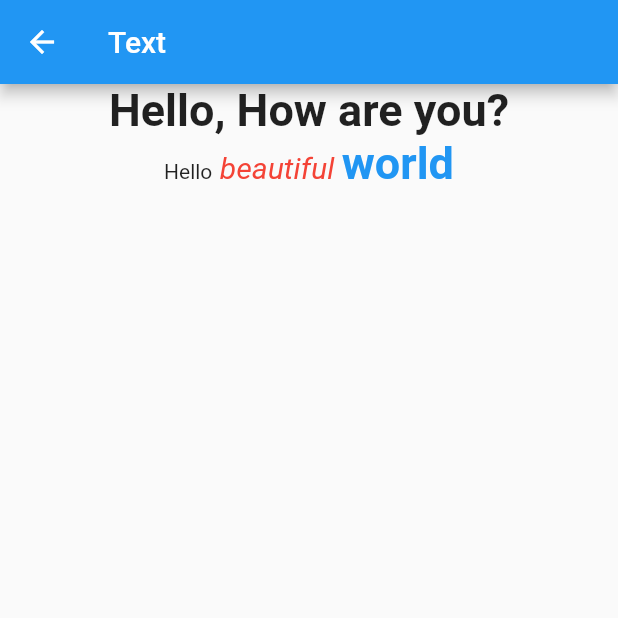
After one commit to OmarDefaoui/flutter_basics, a Flutter app: the TextWidget screen opened directly, on a phone screen of 412 x 824 dp, the top half of it. The commit adds this screen. Run offline on Flutter 3.47's test engine with Material 2 defaults, Android fonts, the phone set to English and light mode, and no system bars; network calls fail.

Commit message:
More widgets

```diff
--- /dev/null
+++ b/lib/basicWidgets/RowWidget.dart
@@ -0,0 +1,60 @@
+import 'package:flutter/material.dart';
+
+class RowWidget extends StatelessWidget {
+  @override
+  Widget build(BuildContext context) {
+    return Scaffold(
+      appBar: AppBar(
+        title: Text("Row"),
+        backgroundColor: Colors.blue,
+      ),
+      body: Container(
+        padding: EdgeInsets.all(10),
+        child: Column(
+          children: <Widget>[
+            Row(
+              children: <Widget>[
+                Expanded(
+                  child: Text('Deliver features faster',
+                      textAlign: TextAlign.center),
+                ),
+                Expanded(
+                  child: Text(
+                    'Craft beautiful UIs',
+                    textAlign: TextAlign.center,
+                  ),
+                ),
+                Expanded(
+                  child: FittedBox(
+                    //the image will fit the container
+                    fit: BoxFit.contain, // otherwise the logo will be tiny
+                    child: const FlutterLogo(),
+                  ),
+                ),
+              ],
+            ),
+            SizedBox(
+              height: 18,
+            ),
+            Column(
+              crossAxisAlignment: CrossAxisAlignment.start,
+              mainAxisSize: MainAxisSize.min,
+              children: <Widget>[
+                Text('We move under cover and we move as one'),
+                Text('Through the night, we have one shot to live another day'),
+                Text('We cannot let a stray gunshot give us away'),
+                Text('We will fight up close, seize the moment and stay in it'),
+                Text('It’s either that or meet the business end of a bayonet'),
+                Text('The code word is ‘Rochambeau,’ dig me?'),
+                Text('Rochambeau!',
+                    style: DefaultTextStyle.of(context)
+                        .style
+                        .apply(fontSizeFactor: 2.0)),
+              ],
+            )
+          ],
+        ),
+      ),
+    );
+  }
+}
--- /dev/null
+++ b/lib/basicWidgets/TextWidget.dart
@@ -0,0 +1,51 @@
+import 'package:flutter/material.dart';
+
+class TextWidget extends StatelessWidget {
+  @override
+  Widget build(BuildContext context) {
+    return Scaffold(
+      appBar: AppBar(
+        title: Text("Text"),
+        backgroundColor: Colors.blue,
+      ),
+      body: Center(
+        child: Column(
+          children: <Widget>[
+            Text(
+              'Hello, How are you?',
+              textAlign: TextAlign.center,
+              overflow: TextOverflow.ellipsis,
+              style: TextStyle(
+                fontWeight: FontWeight.bold,
+                fontSize: 30,
+              ),
+            ),
+            const Text.rich(
+              TextSpan(
+                text: 'Hello', // default text style
+                children: <TextSpan>[
+                  TextSpan(
+                    text: ' beautiful ',
+                    style: TextStyle(
+                      fontStyle: FontStyle.italic,
+                      fontSize: 20,
+                      color: Colors.red,
+                    ),
+                  ),
+                  TextSpan(
+                    text: 'world',
+                    style: TextStyle(
+                      fontWeight: FontWeight.bold,
+                      fontSize: 30,
+                      color: Colors.blue,
+                    ),
+                  ),
+                ],
+              ),
+            ),
+          ],
+        ),
+      ),
+    );
+  }
+}
```
Also changed, not shown: lib/basicWidgets/ButtonWidget.dart (added, +51 -0 lines), lib/basicWidgets/ContainerWidget.dart (added, +38 -0 lines), lib/basicWidgets/DropDownButton.dart (added, +46 -0 lines), lib/basicWidgets/ImageWidget.dart (added, +25 -0 lines), lib/main.dart (+14 -0 lines), pubspec.lock.
